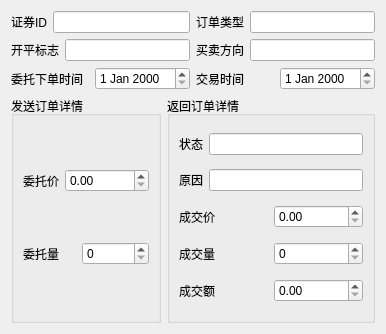
fj11/backtesters, file ui/order_status.ui: the form before one commit.
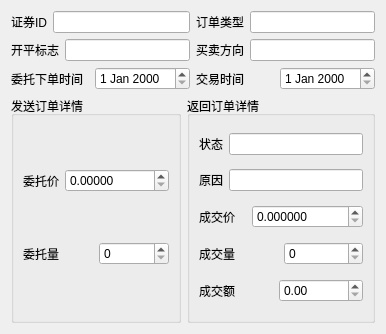
The form after the commit. Icons and pictures are not drawn.

What changed in the file:
```diff
--- a/ui/order_status.ui
+++ b/ui/order_status.ui
@@ -137,6 +137,9 @@
           </item>
           <item>
            <widget class="QDoubleSpinBox" name="price">
+            <property name="decimals">
+             <number>5</number>
+            </property>
             <property name="maximum">
              <double>10000000.000000000000000</double>
             </property>
@@ -213,6 +216,9 @@
           </item>
           <item>
            <widget class="QDoubleSpinBox" name="res_price">
+            <property name="decimals">
+             <number>6</number>
+            </property>
             <property name="maximum">
              <double>1000000000.000000000000000</double>
             </property>
```
